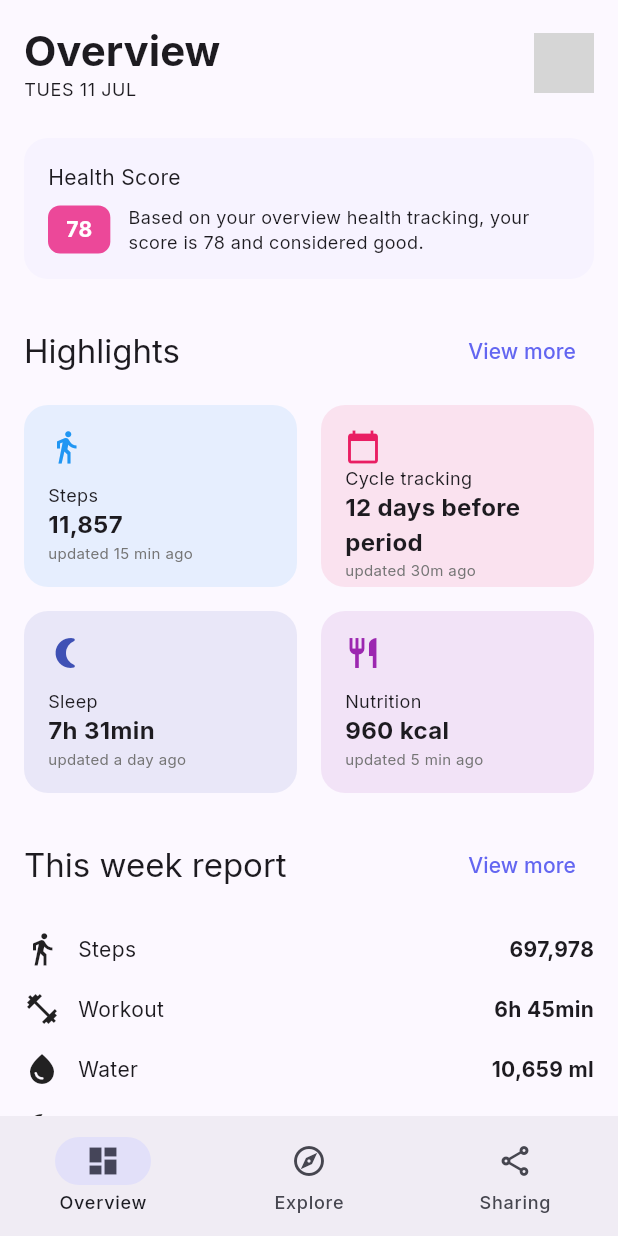
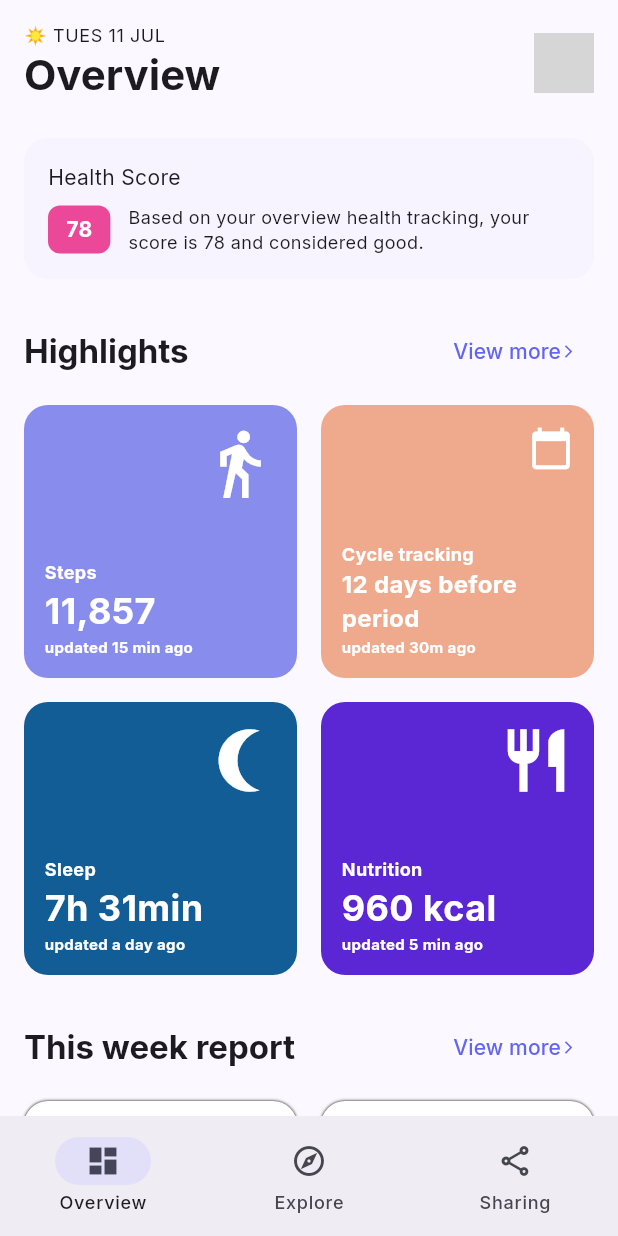
Before and after one commit to RITWIZSINGH/quamin-health-module-frontend, a Flutter app: the DashboardScreen screen opened by its route, on a phone screen of 412 x 824 dp. Run offline on Flutter 3.47's test engine with Material 3 defaults, Android fonts, the phone set to English and light mode, and no system bars; our stand-ins replace flutter_svg, go_router, google_fonts; network calls fail; grey boxes are pictures that could not be loaded.

Commit message:
improved the overview tab UI

```diff
--- a/lib/screens/dashboard/tabs/overview_tab.dart
+++ b/lib/screens/dashboard/tabs/overview_tab.dart
@@ -16,14 +16,14 @@ class OverviewTab extends StatelessWidget {
                 crossAxisAlignment: CrossAxisAlignment.start,
                 children: [
                   Text(
+                    '☀ TUES 11 JUL',
+                    style: Theme.of(context).textTheme.bodySmall,
+                  ),
+                  Text(
                     'Overview',
                     style: Theme.of(context).textTheme.headlineMedium?.copyWith(
                           fontWeight: FontWeight.bold,
                         ),
-                  ),
-                  Text(
-                    'TUES 11 JUL',
-                    style: Theme.of(context).textTheme.bodySmall,
                   ),
                 ],
               ),
@@ -49,7 +49,10 @@ class OverviewTab extends StatelessWidget {
     return Container(
       padding: const EdgeInsets.all(16),
       decoration: BoxDecoration(
-        color: Theme.of(context).colorScheme.primaryContainer.withValues(alpha: 0.2),
+        color: Theme.of(context)
+            .colorScheme
+            .primaryContainer
+            .withValues(alpha: 0.2),
         borderRadius: BorderRadius.circular(16),
       ),
       child: Column(
@@ -91,6 +94,8 @@ class OverviewTab extends StatelessWidget {
   }
 
   Widget _buildHighlights(BuildContext context) {
+    double sw = MediaQuery.of(context).size.width;
+    double sh = MediaQuery.of(context).size.height;
     return Column(
       crossAxisAlignment: CrossAxisAlignment.start,
       children: [
@@ -99,11 +104,22 @@ class OverviewTab extends StatelessWidget {
           children: [
             Text(
               'Highlights',
-              style: Theme.of(context).textTheme.titleLarge,
+              style: Theme.of(context)
+                  .textTheme
+                  .headlineMedium
+                  ?.copyWith(fontWeight: FontWeight.bold, fontSize: 22),
             ),
             TextButton(
               onPressed: () {},
-              child: const Text('View more'),
+              child: Row(
+                children: [
+                  const Text('View more'),
+                  Icon(
+                    Icons.arrow_forward_ios,
+                    size: 10,
+                  )
+                ],
+              ),
             ),
           ],
         ),
@@ -114,39 +130,43 @@ class OverviewTab extends StatelessWidget {
           crossAxisCount: 2,
           mainAxisSpacing: 16,
           crossAxisSpacing: 16,
-          childAspectRatio: 1.5,
+          childAspectRatio: 1,
           children: [
             _buildHighlightCard(
               context,
+              padding: sw / 30,
               icon: Icons.directions_walk,
               title: 'Steps',
               value: '11,857',
               subtitle: 'updated 15 min ago',
-              color: Colors.blue,
+              color: Color(0xFF878CED),
             ),
-            _buildHighlightCard(
+            _buildCycleHighlightCard(
               context,
+              padding: sw / 30,
               icon: Icons.calendar_today,
               title: 'Cycle tracking',
               value: '12 days before period',
               subtitle: 'updated 30m ago',
-              color: Colors.pink,
+              color: Color(0xFFEFA98D),
             ),
             _buildHighlightCard(
               context,
-              icon: Icons.nightlight_round,
+              padding: sw / 30,
+              icon: Icons.nightlight_round_outlined,
               title: 'Sleep',
               value: '7h 31min',
               subtitle: 'updated a day ago',
-              color: Colors.indigo,
+              color: Color(0xFF125D95),
             ),
             _buildHighlightCard(
               context,
+              padding: sw / 30,
               icon: Icons.restaurant,
               title: 'Nutrition',
               value: '960 kcal',
               subtitle: 'updated 5 min ago',
-              color: Colors.purple,
+              color: Color(0xFF5B27D5),
             ),
           ],
         ),
@@ -161,34 +181,47 @@ class OverviewTab extends StatelessWidget {
     required String value,
     required String subtitle,
     required Color color,
+    required double padding,
   }) {
     return Container(
-      padding: const EdgeInsets.all(16),
+      padding: EdgeInsets.all(padding),
       decoration: BoxDecoration(
-        color: color.withValues(alpha: 0.1),
+        color: color,
         borderRadius: BorderRadius.circular(16),
       ),
       child: Column(
         crossAxisAlignment: CrossAxisAlignment.start,
         children: [
-          Icon(icon, color: color),
+          Row(
+            mainAxisAlignment: MainAxisAlignment.end,
+            children: [
+              Icon(
+                icon,
+                color: Colors.white,
+                size: 50,
+              ),
+            ],
+          ),
           const Spacer(),
           Text(
             title,
-            style: const TextStyle(fontSize: 12),
+            style: const TextStyle(
+                fontSize: 12, color: Colors.white, fontWeight: FontWeight.bold),
           ),
           Text(
             value,
             style: const TextStyle(
-              fontSize: 16,
+              fontSize: 24,
+              color: Colors.white,
               fontWeight: FontWeight.bold,
             ),
           ),
           Text(
             subtitle,
             style: TextStyle(
+              fontWeight: FontWeight.bold,
               fontSize: 10,
-              color: Colors.grey[600],
+              color: Colors.white,
             ),
           ),
         ],
@@ -197,6 +230,9 @@ class OverviewTab extends StatelessWidget {
   }
 
   Widget _buildWeeklyReport(BuildContext context) {
+    double sw = MediaQuery.of(context).size.width;
+    double sh = MediaQuery.of(context).size.height;
+
     return Column(
       crossAxisAlignment: CrossAxisAlignment.start,
       children: [
@@ -205,35 +241,69 @@ class OverviewTab extends StatelessWidget {
           children: [
             Text(
               'This week report',
-              style: Theme.of(context).textTheme.titleLarge,
+              style: Theme.of(context).textTheme.headlineMedium?.copyWith(
+                    fontWeight: FontWeight.bold,
+                    fontSize: 22,
+                  ),
             ),
             TextButton(
               onPressed: () {},
-              child: const Text('View more'),
+              child: Row(
+                children: [
+                  const Text('View more'),
+                  Icon(
+                    Icons.arrow_forward_ios,
+                    size: 10,
+                  )
+                ],
+              ),
             ),
           ],
         ),
         const SizedBox(height: 12),
+        //Weekly report grid
+        GridView.count(
+          shrinkWrap: true,
+          physics: const NeverScrollableScrollPhysics(),
+          crossAxisCount: 2,
+          mainAxisSpacing: 16,
+          crossAxisSpacing: 16,
+          childAspectRatio: 1.5,
+          children: [
             _buildReportItem(
+              iconColor: Colors.yellowAccent.shade700,
+              valueInputSize: sh / 34,
               icon: Icons.directions_walk,
               title: 'Steps',
               value: '697,978',
+              padding: sw / 20,
             ),
             _buildReportItem(
+              iconColor: Colors.blueGrey.shade800,
+              valueInputSize: sh / 34,
               icon: Icons.fitness_center,
               title: 'Workout',
+              padding: sw / 30,
               value: '6h 45min',
             ),
             _buildReportItem(
+              iconColor: Colors.blue,
+              valueInputSize: sh / 34,
               icon: Icons.water_drop,
               title: 'Water',
               value: '10,659 ml',
+              padding: sw / 30,
             ),
             _buildReportItem(
+              valueInputSize: sh / 34,
+              padding: sw / 30,
               icon: Icons.bedtime,
+              iconColor: Colors.black,
               title: 'Sleep',
               value: '29h 17min',
             ),
+          ],
+        )
       ],
     );
   }
@@ -242,18 +312,101 @@ class OverviewTab extends StatelessWidget {
     required IconData icon,
     required String title,
     required String value,
+    required double padding,
+    required double valueInputSize,
+    required Color? iconColor,
   }) {
-    return Padding(
-      padding: const EdgeInsets.symmetric(vertical: 8),
-      child: Row(
+    return Container(
+      padding: EdgeInsets.all(padding),
+      decoration: BoxDecoration(
+        color: Colors.white,
+        boxShadow: [
+          BoxShadow(
+              color: Colors.black, blurRadius: 1, blurStyle: BlurStyle.normal)
+        ],
+        borderRadius: BorderRadius.circular(16),
+      ),
+      child: Column(
+        mainAxisAlignment: MainAxisAlignment.end,
         children: [
-          Icon(icon),
+          Row(
+            crossAxisAlignment: CrossAxisAlignment.start,
+            children: [
+              Icon(
+                icon,
+                color: iconColor,
+              ),
               const SizedBox(width: 12),
-          Text(title),
+              Text(
+                title,
+                style: TextStyle(fontSize: 18, fontWeight: FontWeight.w600),
+              ),
+              const Spacer(),
+            ],
+          ),
+          const SizedBox(
+            height: 9,
+          ),
+          Text(
+            value,
+            style: TextStyle(
+                fontWeight: FontWeight.bold,
+                color: Colors.grey.shade600,
+                fontSize: valueInputSize),
+          ),
+        ],
+      ),
+    );
+  }
+
+  //As cycle highligh card has more text , its card is made seperate
+  _buildCycleHighlightCard(BuildContext context,
+      {required double padding,
+      required IconData icon,
+      required String title,
+      required String value,
+      required String subtitle,
+      required Color color}) {
+    return Container(
+      padding: EdgeInsets.all(padding),
+      decoration: BoxDecoration(
+        color: color,
+        borderRadius: BorderRadius.circular(16),
+      ),
+      child: Column(
+        crossAxisAlignment: CrossAxisAlignment.start,
+        children: [
+          Row(
+            mainAxisAlignment: MainAxisAlignment.end,
+            children: [
+              Icon(
+                icon,
+                color: Colors.white,
+                size: 30,
+              ),
+            ],
+          ),
           const Spacer(),
           Text(
+            title,
+            style: const TextStyle(
+                fontSize: 12, color: Colors.white, fontWeight: FontWeight.bold),
+          ),
+          Text(
             value,
-            style: const TextStyle(fontWeight: FontWeight.bold),
+            style: const TextStyle(
+              fontSize: 16,
+              color: Colors.white,
+              fontWeight: FontWeight.bold,
+            ),
+          ),
+          Text(
+            subtitle,
+            style: TextStyle(
+              fontWeight: FontWeight.bold,
+              fontSize: 10,
+              color: Colors.white,
+            ),
           ),
         ],
       ),
--- a/lib/screens/signup_screen.dart
+++ b/lib/screens/signup_screen.dart
@@ -219,19 +219,19 @@ class SignupScreen extends StatelessWidget {
                     children: [
                       _SocialLoginButton(
                         onPressed: () {},
-                        assetName: 'images/google.svg',
+                        assetName: 'assets/images/google.svg',
                         backgroundColor: Colors.white,
                       ),
                       const SizedBox(width: 20),
                       _SocialLoginButton(
                         onPressed: () {},
-                        assetName: 'images/facebook.svg',
+                        assetName: 'assets/images/facebook.svg',
                         backgroundColor: const Color(0xFF1877F2),
                       ),
                       const SizedBox(width: 20),
                       _SocialLoginButton(
                         onPressed: () {},
-                        assetName: 'images/apple.svg',
+                        assetName: 'assets/images/apple.svg',
                         backgroundColor: Colors.black,
                       ),
                     ],
--- a/pubspec.yaml
+++ b/pubspec.yaml
@@ -66,6 +66,8 @@ flutter:
     - assets/images/google.svg
     - assets/images/facebook.svg
     - assets/images/apple.svg
+    - assets/logo/
+    - assets/logo/logo.png
 
   # An image asset can refer to one or more resolution-specific "variants", see
   # https://flutter.dev/to/resolution-aware-images
```
Also changed, not shown: assets/logo/logo.png (added). Lines whose indentation alone changed are shown as unchanged.
